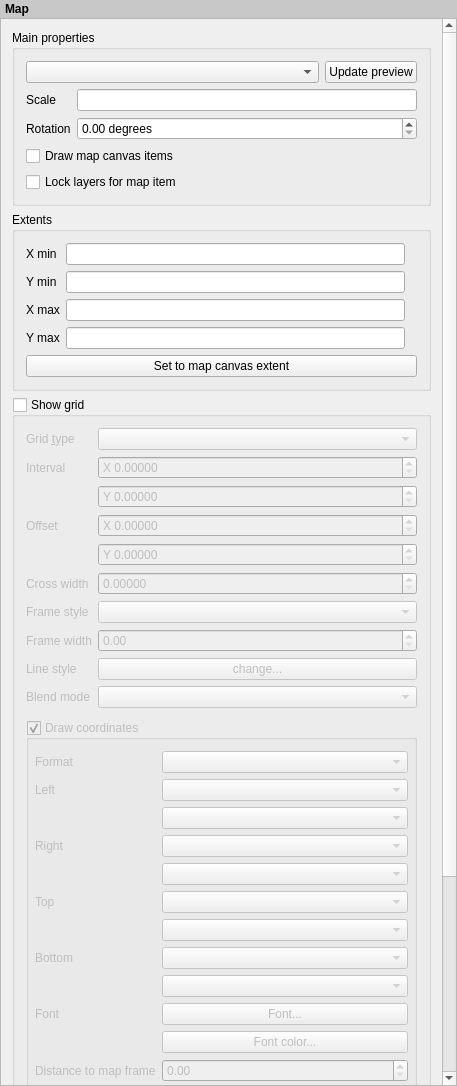
Before: the Qt Designer form src/ui/qgscomposermapwidgetbase.ui in qgis/QGIS, drawn with Qt 5.
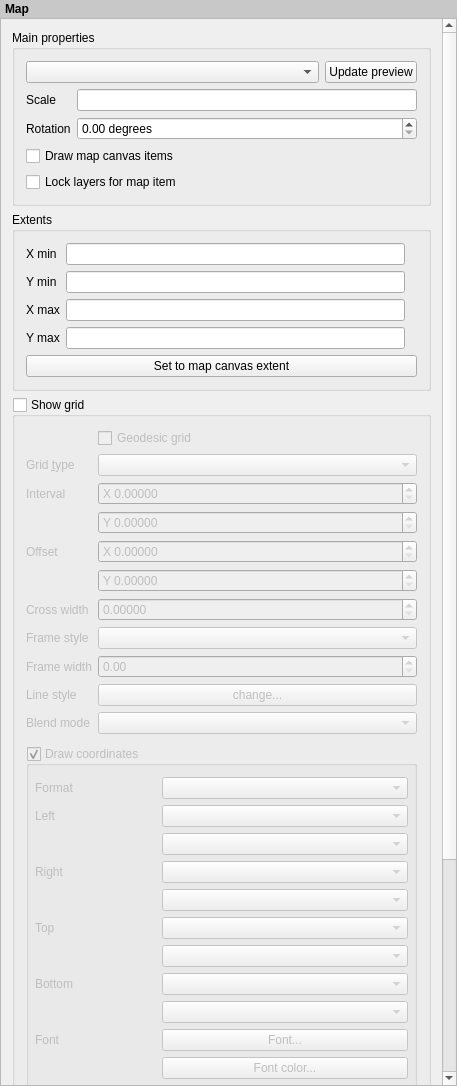
After: the same form once the commit is applied. Custom widgets are drawn as their Qt base class.

Commit message:
[Feature][Composer] Geodesic grid
Add the ability to draw a grid in the map units or in deegree for
latitude and longitude.

Diff of the .ui file:
```diff
--- a/src/ui/qgscomposermapwidgetbase.ui
+++ b/src/ui/qgscomposermapwidgetbase.ui
@@ -54,9 +54,9 @@
       <property name="geometry">
        <rect>
         <x>0</x>
-        <y>-376</y>
+        <y>-302</y>
         <width>439</width>
-        <height>1439</height>
+        <height>1519</height>
        </rect>
       </property>
       <property name="sizePolicy">
@@ -280,7 +280,7 @@
             <property name="bottomMargin">
              <number>6</number>
             </property>
-            <item row="0" column="0">
+            <item row="2" column="0">
              <widget class="QLabel" name="mGridTypeLabel">
               <property name="accessibleName">
                <string extracomment="Hello translotor"/>
@@ -296,10 +296,10 @@
               </property>
              </widget>
             </item>
-            <item row="0" column="1">
+            <item row="2" column="1">
              <widget class="QComboBox" name="mGridTypeComboBox"/>
             </item>
-            <item row="1" column="1">
+            <item row="3" column="1">
              <layout class="QVBoxLayout" name="verticalLayout_7">
               <item>
                <widget class="QDoubleSpinBox" name="mIntervalXSpinBox">
@@ -329,7 +329,7 @@
               </item>
              </layout>
             </item>
-            <item row="2" column="0">
+            <item row="4" column="0">
              <widget class="QLabel" name="mOffsetXLabel">
               <property name="text">
                <string>Offset</string>
@@ -342,7 +342,7 @@
               </property>
              </widget>
             </item>
-            <item row="2" column="1">
+            <item row="4" column="1">
              <layout class="QVBoxLayout" name="verticalLayout_8">
               <item>
                <widget class="QDoubleSpinBox" name="mOffsetXSpinBox">
@@ -372,7 +372,7 @@
               </item>
              </layout>
             </item>
-            <item row="3" column="0">
+            <item row="5" column="0">
              <widget class="QLabel" name="mCrossWidthLabel">
               <property name="text">
                <string>Cross width</string>
@@ -385,14 +385,14 @@
               </property>
              </widget>
             </item>
-            <item row="3" column="1">
+            <item row="5" column="1">
              <widget class="QDoubleSpinBox" name="mCrossWidthSpinBox">
               <property name="decimals">
                <number>5</number>
               </property>
              </widget>
             </item>
-            <item row="4" column="0">
+            <item row="6" column="0">
              <widget class="QLabel" name="mFrameStyleLabel">
               <property name="text">
                <string>Frame style</string>
@@ -402,10 +402,10 @@
               </property>
              </widget>
             </item>
-            <item row="4" column="1">
+            <item row="6" column="1">
              <widget class="QComboBox" name="mFrameStyleComboBox"/>
             </item>
-            <item row="5" column="0">
+            <item row="7" column="0">
              <widget class="QLabel" name="mFrameWidthLabel">
               <property name="text">
                <string>Frame width</string>
@@ -415,10 +415,10 @@
               </property>
              </widget>
             </item>
-            <item row="5" column="1">
+            <item row="7" column="1">
              <widget class="QDoubleSpinBox" name="mFrameWidthSpinBox"/>
             </item>
-            <item row="6" column="0">
+            <item row="8" column="0">
              <widget class="QLabel" name="mLineStyleLabel">
               <property name="text">
                <string>Line style</string>
@@ -428,24 +428,24 @@
               </property>
              </widget>
             </item>
-            <item row="6" column="1">
+            <item row="8" column="1">
              <widget class="QPushButton" name="mGridLineStyleButton">
               <property name="text">
                <string>change...</string>
               </property>
              </widget>
             </item>
-            <item row="7" column="1">
+            <item row="9" column="1">
              <widget class="QgsBlendModeComboBox" name="mGridBlendComboBox"/>
             </item>
-            <item row="7" column="0">
+            <item row="9" column="0">
              <widget class="QLabel" name="mGridBlendLabel">
               <property name="text">
                <string>Blend mode</string>
               </property>
              </widget>
             </item>
-            <item row="1" column="0">
+            <item row="3" column="0">
              <widget class="QLabel" name="mIntervalXLabel">
               <property name="text">
                <string>Interval</string>
@@ -458,6 +458,13 @@
               </property>
              </widget>
             </item>
+            <item row="1" column="1">
+             <widget class="QCheckBox" name="mGeodesicGridCheckBox">
+              <property name="text">
+               <string>Geodesic grid</string>
+              </property>
+             </widget>
+            </item>
            </layout>
           </item>
           <item>
```
The commit also changes 4 other files.
